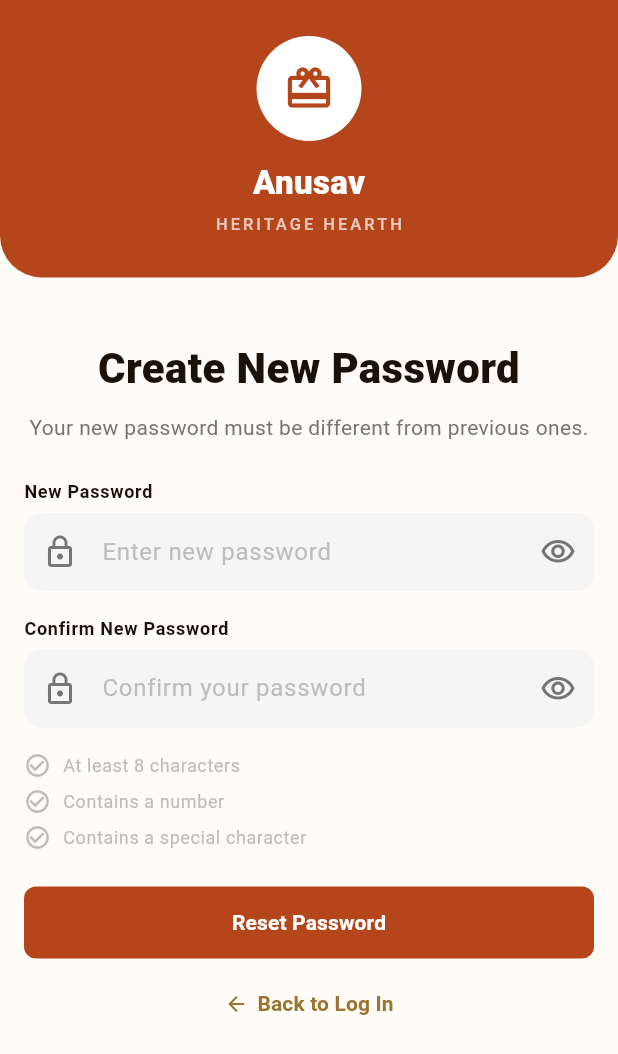
After one commit to Flutter-Gift-souvenir/gift_anusav, a Flutter app: the ResetPasswordScreen screen opened by its route, on a phone screen of 412 x 824 dp. The commit adds this screen. Shown: the top 1054 px of the screen. Run offline on Flutter 3.47's test engine with Material 3 defaults, Android fonts, the phone set to English and light mode, and no system bars; our stand-ins replace cached_network_image, carousel_slider, flutter_map, gap, go_router, latlong2 and 3 more; accounts and stored records are empty; network calls fail.

Commit message:
feat: reset password screen with live validation checklist, and success screen - completes full password recovery flow

```diff
--- /dev/null
+++ b/lib/features/auth/reset_password_screen.dart
@@ -0,0 +1,374 @@
+import 'package:flutter/material.dart';
+import 'package:gap/gap.dart';
+import 'package:go_router/go_router.dart';
+import '../../theme/app_colors.dart';
+import '../../theme/app_text_styles.dart';
+import '../../utils/constants.dart';
+import '../../utils/helpers.dart';
+
+class ResetPasswordScreen extends StatefulWidget {
+  const ResetPasswordScreen({super.key});
+
+  @override
+  State<ResetPasswordScreen> createState() => _ResetPasswordScreenState();
+}
+
+class _ResetPasswordScreenState extends State<ResetPasswordScreen> {
+  final _passwordController = TextEditingController();
+  final _confirmController = TextEditingController();
+
+  bool _obscurePassword = true;
+  bool _obscureConfirm = true;
+  bool _isLoading = false;
+
+  bool get _hasMinLength => _passwordController.text.length >= 8;
+  bool get _hasNumber => RegExp(r'[0-9]').hasMatch(_passwordController.text);
+  bool get _hasSpecialChar =>
+      RegExp(r'[!@#$%^&*(),.?":{}|<>]').hasMatch(_passwordController.text);
+
+  @override
+  void initState() {
+    super.initState();
+    _passwordController.addListener(() => setState(() {}));
+  }
+
+  @override
+  void dispose() {
+    _passwordController.dispose();
+    _confirmController.dispose();
+    super.dispose();
+  }
+
+  Future<void> _handleReset() async {
+    if (!_hasMinLength || !_hasNumber || !_hasSpecialChar) {
+      AppHelpers.showSnackBar(context, 'Password does not meet all requirements');
+      return;
+    }
+    if (_passwordController.text != _confirmController.text) {
+      AppHelpers.showSnackBar(context, 'Passwords do not match');
+      return;
+    }
+
+    setState(() => _isLoading = true);
+    await Future.delayed(const Duration(milliseconds: 800));
+
+    if (!mounted) return;
+    setState(() => _isLoading = false);
+
+    context.push('/reset-success');
+  }
+
+  @override
+  Widget build(BuildContext context) {
+    final isDark = Theme.of(context).brightness == Brightness.dark;
+    final textColor =
+        isDark ? AppColors.textPrimaryDark : AppColors.textPrimaryLight;
+    final secondaryColor =
+        isDark ? AppColors.textSecondaryDark : AppColors.grey600;
+
+    return Scaffold(
+      backgroundColor:
+          isDark ? AppColors.backgroundDark : AppColors.backgroundLight,
+      body: Column(
+        children: [
+          // --- Header ---
+          Container(
+            width: double.infinity,
+            padding: EdgeInsets.only(
+              top: MediaQuery.of(context).padding.top + 24,
+              bottom: 28,
+            ),
+            decoration: const BoxDecoration(
+              color: AppColors.primary,
+              borderRadius: BorderRadius.only(
+                bottomLeft: Radius.circular(28),
+                bottomRight: Radius.circular(28),
+              ),
+            ),
+            child: Column(
+              children: [
+                Container(
+                  width: 70,
+                  height: 70,
+                  decoration: const BoxDecoration(
+                    color: AppColors.white,
+                    shape: BoxShape.circle,
+                  ),
+                  child: const Icon(
+                    Icons.card_giftcard,
+                    size: 34,
+                    color: AppColors.primary,
+                  ),
+                ),
+                const Gap(12),
+                Text(
+                  'Anusav',
+                  style: AppTextStyles.titleLarge.copyWith(
+                    color: AppColors.white,
+                    fontWeight: FontWeight.w800,
+                  ),
+                ),
+                const Gap(4),
+                Text(
+                  'HERITAGE HEARTH',
+                  style: AppTextStyles.labelSmall.copyWith(
+                    color: AppColors.white.withOpacity(0.7),
+                    letterSpacing: 2,
+                  ),
+                ),
+              ],
+            ),
+          ),
+
+          // --- Content ---
+          Expanded(
+            child: SingleChildScrollView(
+              padding: const EdgeInsets.all(AppConstants.defaultPadding),
+              child: Column(
+                children: [
+                  const Gap(24),
+
+                  Text(
+                    'Create New Password',
+                    style: AppTextStyles.headlineMedium.copyWith(
+                      color: textColor,
+                      fontWeight: FontWeight.w800,
+                    ),
+                    textAlign: TextAlign.center,
+                  ),
+
+                  const Gap(10),
+
+                  Text(
+                    'Your new password must be different from previous ones.',
+                    style: AppTextStyles.bodyMedium.copyWith(
+                      color: secondaryColor,
+                    ),
+                    textAlign: TextAlign.center,
+                  ),
+
+                  const Gap(24),
+
+                  // --- New Password ---
+                  Align(
+                    alignment: Alignment.centerLeft,
+                    child: Text(
+                      'New Password',
+                      style: AppTextStyles.labelMedium.copyWith(
+                        color: textColor,
+                        fontWeight: FontWeight.w700,
+                      ),
+                    ),
+                  ),
+                  const Gap(6),
+                  TextField(
+                    controller: _passwordController,
+                    obscureText: _obscurePassword,
+                    style: AppTextStyles.bodyLarge.copyWith(color: textColor),
+                    decoration: InputDecoration(
+                      hintText: 'Enter new password',
+                      hintStyle: AppTextStyles.bodyLarge.copyWith(
+                        color: isDark ? AppColors.grey600 : AppColors.grey400,
+                      ),
+                      prefixIcon:
+                          Icon(Icons.lock_outline, color: secondaryColor),
+                      suffixIcon: IconButton(
+                        icon: Icon(
+                          _obscurePassword
+                              ? Icons.visibility_outlined
+                              : Icons.visibility_off_outlined,
+                          color: secondaryColor,
+                        ),
+                        onPressed: () => setState(
+                            () => _obscurePassword = !_obscurePassword),
+                      ),
+                      filled: true,
+                      fillColor:
+                          isDark ? AppColors.grey800 : AppColors.grey100,
+                      contentPadding:
+                          const EdgeInsets.symmetric(vertical: 14),
+                      border: OutlineInputBorder(
+                        borderRadius: BorderRadius.circular(8),
+                        borderSide: BorderSide.none,
+                      ),
+                    ),
+                  ),
+
+                  const Gap(16),
+
+                  // --- Confirm Password ---
+                  Align(
+                    alignment: Alignment.centerLeft,
+                    child: Text(
+                      'Confirm New Password',
+                      style: AppTextStyles.labelMedium.copyWith(
+                        color: textColor,
+                        fontWeight: FontWeight.w700,
+                      ),
+                    ),
+                  ),
+                  const Gap(6),
+                  TextField(
+                    controller: _confirmController,
+                    obscureText: _obscureConfirm,
+                    style: AppTextStyles.bodyLarge.copyWith(color: textColor),
+                    decoration: InputDecoration(
+                      hintText: 'Confirm your password',
+                      hintStyle: AppTextStyles.bodyLarge.copyWith(
+                        color: isDark ? AppColors.grey600 : AppColors.grey400,
+                      ),
+                      prefixIcon:
+                          Icon(Icons.lock_outline, color: secondaryColor),
+                      suffixIcon: IconButton(
+                        icon: Icon(
+                          _obscureConfirm
+                              ? Icons.visibility_outlined
+                              : Icons.visibility_off_outlined,
+                          color: secondaryColor,
+                        ),
+                        onPressed: () => setState(
+                            () => _obscureConfirm = !_obscureConfirm),
+                      ),
+                      filled: true,
+                      fillColor:
+                          isDark ? AppColors.grey800 : AppColors.grey100,
+                      contentPadding:
+                          const EdgeInsets.symmetric(vertical: 14),
+                      border: OutlineInputBorder(
+                        borderRadius: BorderRadius.circular(8),
+                        borderSide: BorderSide.none,
+                      ),
+                    ),
+                  ),
+
+                  const Gap(16),
+
+                  // --- Requirements Checklist ---
+                  Align(
+                    alignment: Alignment.centerLeft,
+                    child: Column(
+                      crossAxisAlignment: CrossAxisAlignment.start,
+                      children: [
+                        _RequirementRow(
+                          met: _hasMinLength,
+                          label: 'At least 8 characters',
+                          textColor: textColor,
+                        ),
+                        const Gap(6),
+                        _RequirementRow(
+                          met: _hasNumber,
+                          label: 'Contains a number',
+                          textColor: textColor,
+                        ),
+                        const Gap(6),
+                        _RequirementRow(
+                          met: _hasSpecialChar,
+                          label: 'Contains a special character',
+                          textColor: textColor,
+                        ),
+                      ],
+                    ),
+                  ),
+
+                  const Gap(24),
+
+                  // --- Reset Password Button ---
+                  SizedBox(
+                    width: double.infinity,
+                    child: ElevatedButton(
+                      onPressed: _isLoading ? null : _handleReset,
+                      style: ElevatedButton.styleFrom(
+                        backgroundColor: AppColors.primary,
+                        foregroundColor: AppColors.white,
+                        disabledBackgroundColor:
+                            AppColors.primary.withOpacity(0.6),
+                        padding: const EdgeInsets.symmetric(vertical: 16),
+                        shape: RoundedRectangleBorder(
+                          borderRadius: BorderRadius.circular(8),
+                        ),
+                      ),
+                      child: _isLoading
+                          ? const SizedBox(
+                              width: 20,
+                              height: 20,
+                              child: CircularProgressIndicator(
+                                strokeWidth: 2,
+                                color: AppColors.white,
+                              ),
+                            )
+                          : Text(
+                              'Reset Password',
+                              style: AppTextStyles.labelLarge.copyWith(
+                                color: AppColors.white,
+                                fontWeight: FontWeight.w700,
+                              ),
+                            ),
+                    ),
+                  ),
+
+                  const Gap(20),
+
+                  // --- Back to Log In ---
+                  GestureDetector(
+                    onTap: () => context.go('/login'),
+                    child: Row(
+                      mainAxisAlignment: MainAxisAlignment.center,
+                      mainAxisSize: MainAxisSize.min,
+                      children: [
+                        Icon(Icons.arrow_back, size: 16, color: AppColors.goldDark),
+                        const Gap(6),
+                        Text(
+                          'Back to Log In',
+                          style: AppTextStyles.labelLarge.copyWith(
+                            color: AppColors.goldDark,
+                            fontWeight: FontWeight.w700,
+                          ),
+                        ),
+                      ],
+                    ),
+                  ),
+
+                  const Gap(24),
+                ],
+              ),
+            ),
+          ),
+        ],
+      ),
+    );
+  }
+}
+
+// --- Requirement Checklist Row ---
+class _RequirementRow extends StatelessWidget {
+  final bool met;
+  final String label;
+  final Color textColor;
+
+  const _RequirementRow({
+    required this.met,
+    required this.label,
+    required this.textColor,
+  });
+
+  @override
+  Widget build(BuildContext context) {
+    return Row(
+      children: [
+        Icon(
+          met ? Icons.check_circle : Icons.check_circle_outline,
+          size: 18,
+          color: met ? AppColors.success : AppColors.grey400,
+        ),
+        const Gap(8),
+        Text(
+          label,
+          style: AppTextStyles.bodySmall.copyWith(
+            color: met ? textColor : AppColors.grey400,
+            fontWeight: met ? FontWeight.w600 : FontWeight.w400,
+          ),
+        ),
+      ],
+    );
+  }
+}
--- a/lib/features/auth/verify_code_screen.dart
+++ b/lib/features/auth/verify_code_screen.dart
@@ -69,7 +69,7 @@ class _VerifyCodeScreenState extends State<VerifyCodeScreen> {
     setState(() => _isLoading = false);
 
     AppHelpers.showSnackBar(context, 'Email verified! You can now log in.');
-    context.go('/login');
+    context.push('/reset-password');
   }
 
   void _handleResend() {
--- a/lib/router/app_router.dart
+++ b/lib/router/app_router.dart
@@ -29,6 +29,8 @@ import '../features/auth/login_screen.dart';
 import '../features/auth/signup_screen.dart';
 import '../features/auth/forgot_password_screen.dart';
 import '../features/auth/verify_code_screen.dart';
+import '../features/auth/reset_password_screen.dart';
+import '../features/auth/reset_success_screen.dart';
 
 class AppRouter {
   AppRouter._();
@@ -60,6 +62,8 @@ class AppRouter {
   static const String signup = '/signup';
   static const String forgotPassword = '/forgot-password';
   static const String verifyCode = '/verify-code';
+  static const String resetPassword = '/reset-password';
+  static const String resetSuccess = '/reset-success';
 
   // --- Router Config ---
   static final GoRouter router = GoRouter(
@@ -254,6 +258,18 @@ GoRoute(
     return VerifyCodeScreen(email: email);
   },
 ),
+// Reset Password (no bottom nav)
+GoRoute(
+  path: resetPassword,
+  name: 'resetPassword',
+  builder: (context, state) => const ResetPasswordScreen(),
+),
+// Reset Success (no bottom nav)
+GoRoute(
+  path: resetSuccess,
+  name: 'resetSuccess',
+  builder: (context, state) => const ResetSuccessScreen(),
+),
       // Forgot Password (no bottom nav)
 GoRoute(
   path: forgotPassword,
```
Also changed, not shown: lib/features/auth/reset_success_screen.dart (added, +212 -0 lines).
